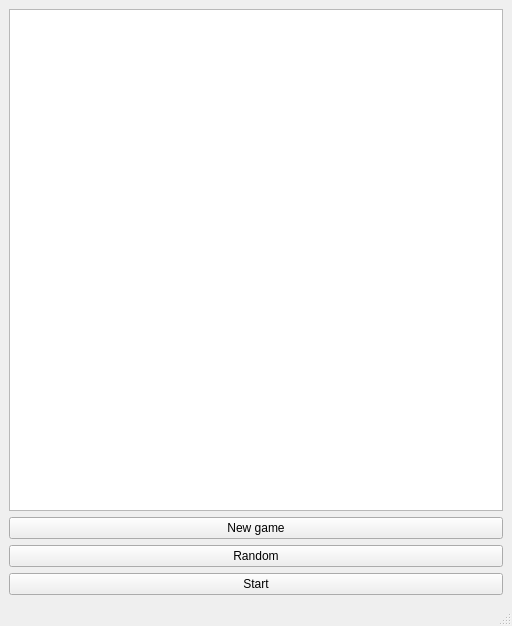
Before: the Qt Designer form mainwindow.ui in rockbeen/Game_of_Life_Qt, drawn with Qt 5.
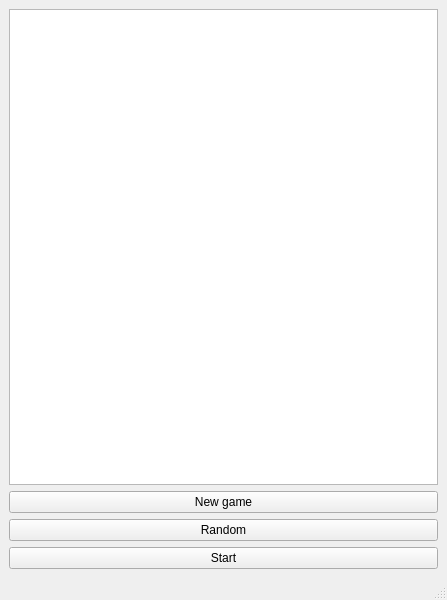
After: the same form once the commit is applied.

The edit to the form file:
```diff
--- a/mainwindow.ui
+++ b/mainwindow.ui
@@ -6,8 +6,8 @@
    <rect>
     <x>0</x>
     <y>0</y>
-    <width>512</width>
-    <height>626</height>
+    <width>447</width>
+    <height>600</height>
    </rect>
   </property>
   <property name="windowTitle">
@@ -23,7 +23,11 @@
      </widget>
     </item>
     <item row="0" column="0">
-     <widget class="QGraphicsView" name="graphicsView"/>
+     <widget class="QGraphicsView" name="graphicsView">
+      <property name="enabled">
+       <bool>true</bool>
+      </property>
+     </widget>
     </item>
     <item row="1" column="0">
      <widget class="QPushButton" name="pushButton">
```
Left out of the diff: 14 changed lines with no effect on the pictures.
